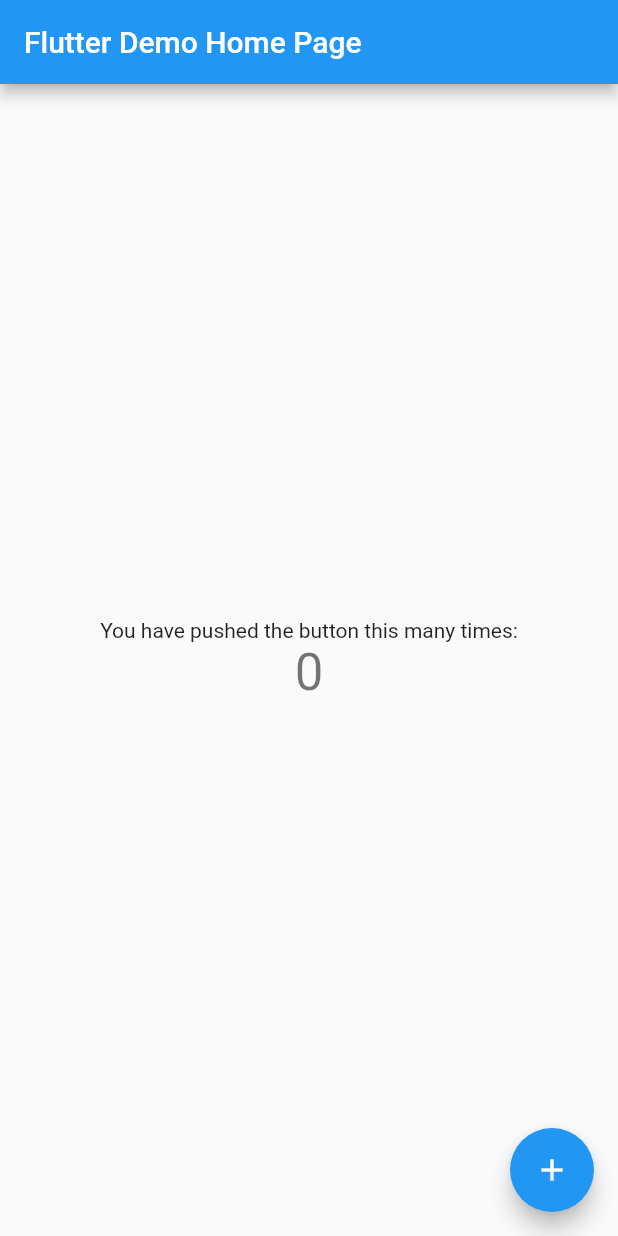
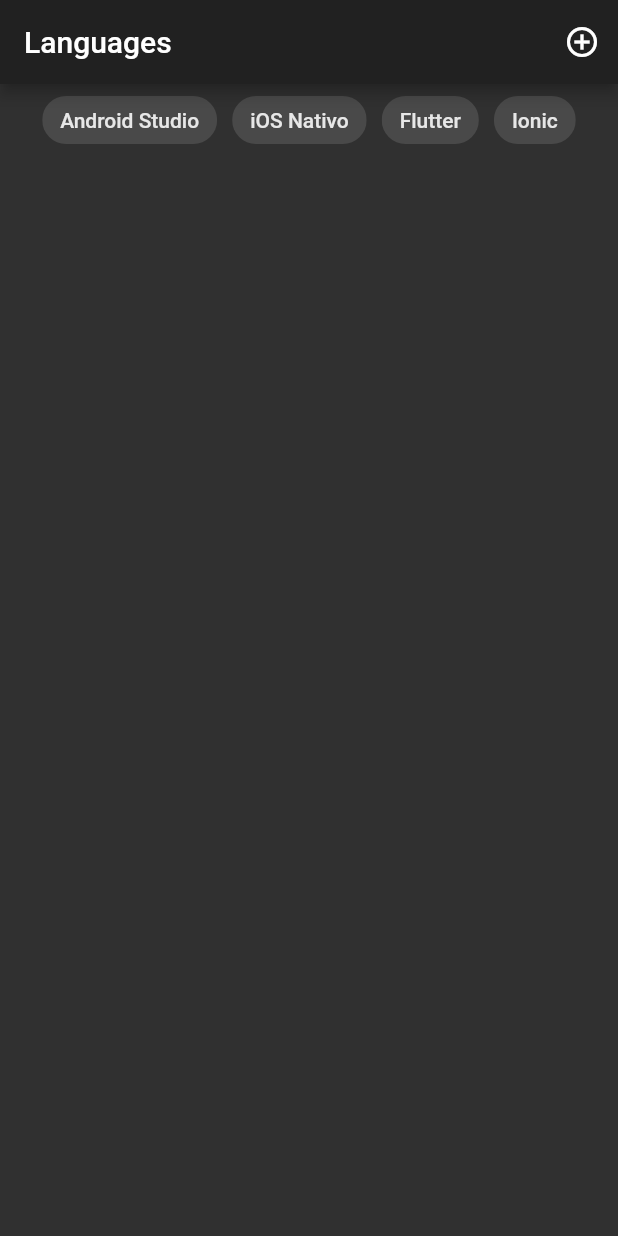
Before and after one commit to juancarielo/flutter-app, a Flutter app: the screen it shows after launch, on a phone screen of 412 x 824 dp. Run offline on Flutter 3.47's test engine with Material 2 defaults, Android fonts, the phone set to English and light mode, and no system bars; our stand-ins replace flutter_svg.

Commit message:
feat: Changes class 02

```diff
--- /dev/null
+++ b/lib/addLanguage.dart
@@ -0,0 +1,8 @@
+import 'package:flutter/material.dart';
+
+class AddLanguage extends StatelessWidget {
+  @override
+  Widget build(BuildContext context) {
+    return Container();
+  }
+}
--- a/lib/main.dart
+++ b/lib/main.dart
@@ -1,65 +1,130 @@
 import 'package:flutter/material.dart';
+import 'package:flutter_app/addLanguage.dart';
+import 'package:flutter_svg/flutter_svg.dart';
 
+// main: no mundo DART, ponto de entrada da aplicação
 void main() {
   runApp(MyApp());
 }
 
 class MyApp extends StatelessWidget {
-  // This widget is the root of your application.
   @override
   Widget build(BuildContext context) {
     return MaterialApp(
       title: 'Flutter Demo',
-      theme: ThemeData(primarySwatch: Colors.blue),
-      home: MyHomePage(title: 'Flutter Demo Home Page'),
+      //theme: ThemeData(primarySwatch: Colors.blue),
+      theme: ThemeData.dark(),
+      //home: MyHomePage(title: 'Flutter Demo Home Page'),
+      initialRoute: '/',
+      routes: {
+        "/": (context) => MyHomePage(),
+        "/add": (context) => AddLanguage()
+      },
     );
   }
 }
 
 class MyHomePage extends StatefulWidget {
+  // {} = parâmetros são opcionais
   MyHomePage({Key key, this.title}) : super(key: key);
 
   final String title;
 
+  // visibilidade: público e privado
+  // privado só adicionar o _ na frente do nome
   @override
-  _MyHomePageState createState() => _MyHomePageState();
+  _MyHomePageState createState() => _MyHomePageState(); // todo: wtf?
 }
 
 class _MyHomePageState extends State<MyHomePage> {
-  int _counter = 0;
+  /*int _counter = 0;
 
   void _incrementCounter() {
     setState(() {
       _counter++;
     });
+  }*/
+
+  List<bool> selects = List.generate(4, (index) => false);
+  List<String> _labels = ['Android Studio', 'iOS Nativo', 'Flutter', 'Ionic'];
+
+  List<Widget> buildListItens() {
+    return [
+      if (selects[0]) getNativeAndroidOption,
+      if (selects[1]) getNativeiOSOption,
+      if (selects[2]) getFlutterOption,
+      if (selects[3]) getIonicOption
+    ];
   }
+
+  Widget getNativeAndroidOption = Card(
+    child: ListTile(
+      leading: Icon(Icons.android),
+      title: Text('Android Nativo'),
+      subtitle: Text('Linguagens C, Java e Kotlin'),
+    ),
+  );
+  Widget getNativeiOSOption = Card(
+    child: ListTile(
+      leading: SvgPicture.asset("images/apple.svg"),
+      title: Text('iOS Nativo'),
+      subtitle: Text('Linguagens Objective C e Swift'),
+    ),
+  );
+  Widget getFlutterOption = Card(
+    child: ListTile(
+      leading: FlutterLogo(),
+      title: Text('Flutter'),
+      subtitle: Text('Linguagens DART e nativas'),
+    ),
+  );
+  Widget getIonicOption = Card(
+    child: ListTile(
+      leading: Icon(Icons.blur_circular),
+      title: Text('Ionic'),
+      subtitle: Text('Linguagens JavaScipt e TypeScript'),
+    ),
+  );
+
+  Widget buildChoiceChip(int index) => ChoiceChip(
+      label: Text(_labels[index]),
+      selected: selects[index],
+      onSelected: (value) {
+        setState(() {
+          selects[index] = value;
+        });
+      });
 
   @override
   Widget build(BuildContext context) {
     return Scaffold(
       appBar: AppBar(
-        title: Text(widget.title),
+        title: Text('Languages'),
+        actions: [
+          IconButton(icon: Icon(Icons.add_circle_outline), onPressed: () {
+            Navigator.pushNamed(
+                context,
+                "/add"
+            );
+          })
+        ],
       ),
-      body: Center(
-        child: Column(
-          mainAxisAlignment: MainAxisAlignment.center,
-          children: <Widget>[
-            Text(
-              'You have pushed the button this many times:',
-            ),
-            Text(
-              '$_counter',
-              style: Theme.of(context).textTheme.headline4,
-            ),
-          ],
-        ),
-      ),
-      floatingActionButton: FloatingActionButton(
-        onPressed: _incrementCounter,
-        tooltip: 'Increment',
-        child: Icon(Icons.add),
+      body: Column(
+        children: <Widget>[
+          Wrap(
+            spacing: 10,
+            children: <Widget>[
+              buildChoiceChip(0),
+              buildChoiceChip(1),
+              buildChoiceChip(2),
+              buildChoiceChip(3),
+            ],
+          ),
+          Expanded(
+            child: ListView(children: buildListItens()),
+          ),
+        ],
       ),
     );
   }
-
 }
```
Also changed, not shown: pubspec.yaml (+5 -3 lines), images/apple.svg (added), images/react.svg (added), pubspec.lock.
